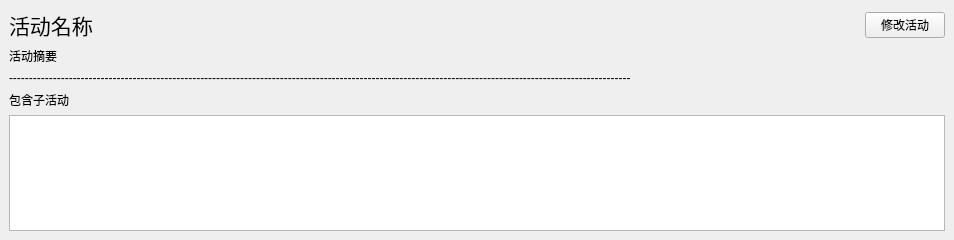
Qt form SimapleActivity/mycreateactivity.ui (NoHearting/SimapleActivity) before a commit.
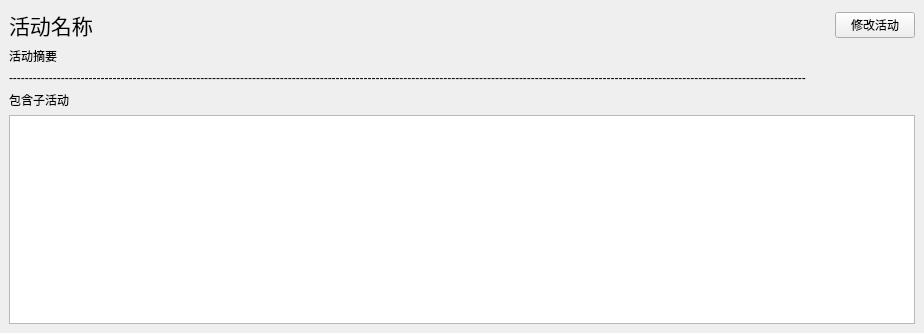
The same form after that commit. Custom widgets are drawn as their Qt base class.

Patch:
```diff
--- a/SimapleActivity/mycreateactivity.ui
+++ b/SimapleActivity/mycreateactivity.ui
@@ -6,8 +6,8 @@
    <rect>
     <x>0</x>
     <y>0</y>
-    <width>954</width>
-    <height>240</height>
+    <width>924</width>
+    <height>333</height>
    </rect>
   </property>
   <property name="windowTitle">
@@ -72,13 +72,6 @@
         </property>
        </widget>
       </item>
-      <item row="2" column="0" colspan="3">
-       <widget class="QLabel" name="label_3">
-        <property name="text">
-         <string>------------------------------------------------------------------------------------------------------------------------------------------------------------</string>
-        </property>
-       </widget>
-      </item>
       <item row="3" column="0" colspan="3">
        <widget class="QLabel" name="label_4">
         <property name="text">
@@ -93,6 +86,13 @@
         </property>
        </widget>
       </item>
+      <item row="2" column="0" colspan="3">
+       <widget class="QLabel" name="label_3">
+        <property name="text">
+         <string>--------------------------------------------------------------------------------------------------------------------------------------------------------------------------------------------------------</string>
+        </property>
+       </widget>
+      </item>
      </layout>
     </widget>
    </item>
```
Left out of the diff: 5 changed lines with no effect on the pictures.
